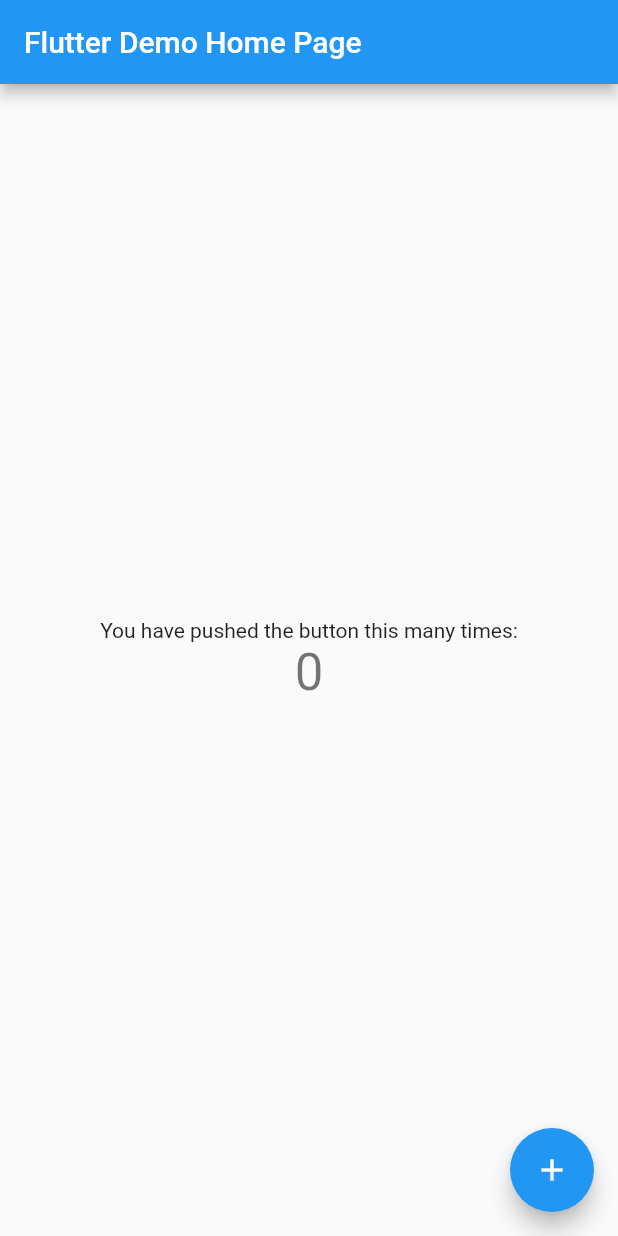
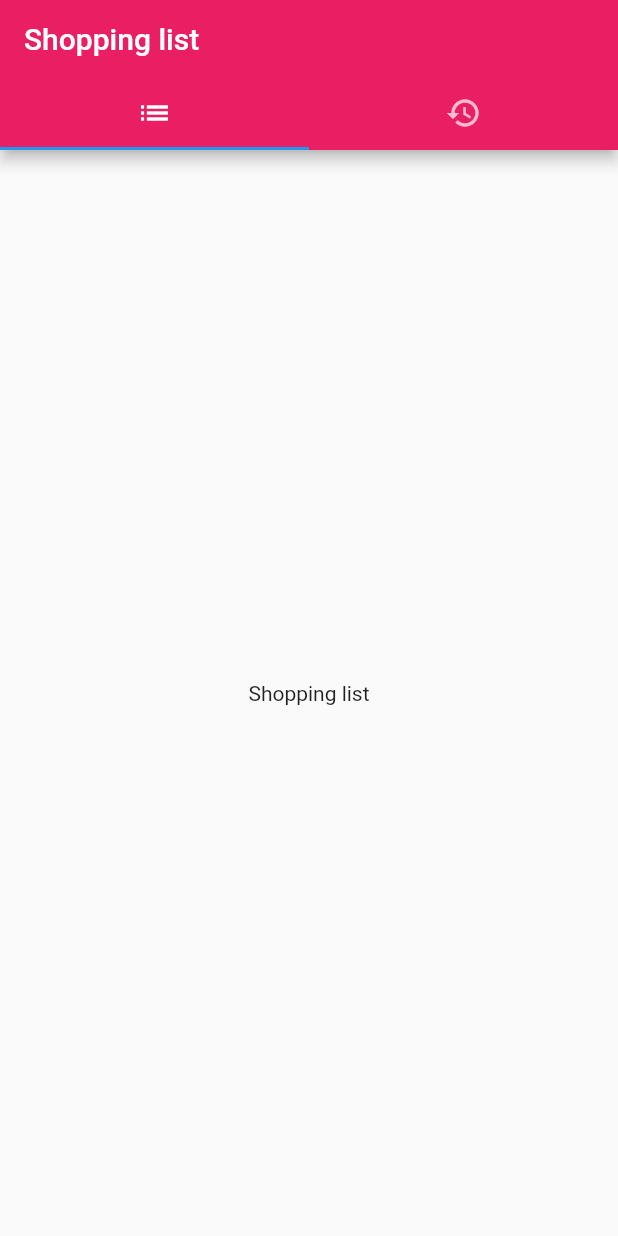
Before and after one commit to siretjorro/shopping-list-app, a Flutter app: the screen it shows after launch, on a phone screen of 412 x 824 dp. Run offline on Flutter 3.47's test engine with Material 2 defaults, Android fonts, the phone set to English and light mode, and no system bars.

```diff
--- a/lib/main.dart
+++ b/lib/main.dart
@@ -1,111 +1,27 @@
 import 'package:flutter/material.dart';
+import 'widgets/shoppinglistappbar.dart';
+import 'screens/archive.dart';
+import 'screens/shoppinglist.dart';
 
 void main() => runApp(MyApp());
 
 class MyApp extends StatelessWidget {
-  // This widget is the root of your application.
   @override
   Widget build(BuildContext context) {
     return MaterialApp(
-      title: 'Flutter Demo',
-      theme: ThemeData(
-        // This is the theme of your application.
-        //
-        // Try running your application with "flutter run". You'll see the
-        // application has a blue toolbar. Then, without quitting the app, try
-        // changing the primarySwatch below to Colors.green and then invoke
-        // "hot reload" (press "r" in the console where you ran "flutter run",
-        // or simply save your changes to "hot reload" in a Flutter IDE).
-        // Notice that the counter didn't reset back to zero; the application
-        // is not restarted.
-        primarySwatch: Colors.blue,
+      title: "Shopping list",
+      home: DefaultTabController(
+        length: 2,
+        child: Scaffold(
+          appBar: ShoppingListAppBar(),
+          body: TabBarView(
+            children: [
+              ShoppingList(),
+              Archive(),
+            ],
+          ),
+        ),
       ),
-      home: MyHomePage(title: 'Flutter Demo Home Page'),
     );
   }
 }
-
-class MyHomePage extends StatefulWidget {
-  MyHomePage({Key key, this.title}) : super(key: key);
-
-  // This widget is the home page of your application. It is stateful, meaning
-  // that it has a State object (defined below) that contains fields that affect
-  // how it looks.
-
-  // This class is the configuration for the state. It holds the values (in this
-  // case the title) provided by the parent (in this case the App widget) and
-  // used by the build method of the State. Fields in a Widget subclass are
-  // always marked "final".
-
-  final String title;
-
-  @override
-  _MyHomePageState createState() => _MyHomePageState();
-}
-
-class _MyHomePageState extends State<MyHomePage> {
-  int _counter = 0;
-
-  void _incrementCounter() {
-    setState(() {
-      // This call to setState tells the Flutter framework that something has
-      // changed in this State, which causes it to rerun the build method below
-      // so that the display can reflect the updated values. If we changed
-      // _counter without calling setState(), then the build method would not be
-      // called again, and so nothing would appear to happen.
-      _counter++;
-    });
-  }
-
-  @override
-  Widget build(BuildContext context) {
-    // This method is rerun every time setState is called, for instance as done
-    // by the _incrementCounter method above.
-    //
-    // The Flutter framework has been optimized to make rerunning build methods
-    // fast, so that you can just rebuild anything that needs updating rather
-    // than having to individually change instances of widgets.
-    return Scaffold(
-      appBar: AppBar(
-        // Here we take the value from the MyHomePage object that was created by
-        // the App.build method, and use it to set our appbar title.
-        title: Text(widget.title),
-      ),
-      body: Center(
-        // Center is a layout widget. It takes a single child and positions it
-        // in the middle of the parent.
-        child: Column(
-          // Column is also a layout widget. It takes a list of children and
-          // arranges them vertically. By default, it sizes itself to fit its
-          // children horizontally, and tries to be as tall as its parent.
-          //
-          // Invoke "debug painting" (press "p" in the console, choose the
-          // "Toggle Debug Paint" action from the Flutter Inspector in Android
-          // Studio, or the "Toggle Debug Paint" command in Visual Studio Code)
-          // to see the wireframe for each widget.
-          //
-          // Column has various properties to control how it sizes itself and
-          // how it positions its children. Here we use mainAxisAlignment to
-          // center the children vertically; the main axis here is the vertical
-          // axis because Columns are vertical (the cross axis would be
-          // horizontal).
-          mainAxisAlignment: MainAxisAlignment.center,
-          children: <Widget>[
-            Text(
-              'You have pushed the button this many times:',
-            ),
-            Text(
-              '$_counter',
-              style: Theme.of(context).textTheme.display1,
-            ),
-          ],
-        ),
-      ),
-      floatingActionButton: FloatingActionButton(
-        onPressed: _incrementCounter,
-        tooltip: 'Increment',
-        child: Icon(Icons.add),
-      ), // This trailing comma makes auto-formatting nicer for build methods.
-    );
-  }
-}
--- /dev/null
+++ b/lib/screens/archive.dart
@@ -0,0 +1,15 @@
+import 'package:flutter/material.dart';
+
+class Archive extends StatefulWidget {
+    @override
+  ArchiveState createState() => ArchiveState();
+}
+
+class ArchiveState extends State<Archive> {
+  @override
+  Widget build(BuildContext context) {
+    return Center(
+      child: Text("Archive"),
+    );
+  }
+}
--- /dev/null
+++ b/lib/screens/shoppinglist.dart
@@ -0,0 +1,15 @@
+import 'package:flutter/material.dart';
+
+class ShoppingList extends StatefulWidget {
+    @override
+  ShoppingListState createState() => ShoppingListState();
+}
+
+class ShoppingListState extends State<ShoppingList> {
+  @override
+  Widget build(BuildContext context) {
+    return Center(
+      child: Text("Shopping list"),
+    );
+  }
+}
--- /dev/null
+++ b/lib/widgets/shoppinglistappbar.dart
@@ -0,0 +1,20 @@
+import 'package:flutter/material.dart';
+
+class ShoppingListAppBar extends StatelessWidget with PreferredSizeWidget {
+  @override
+  Widget build(BuildContext context) {
+    return AppBar(
+      bottom: TabBar(
+        tabs: [
+          Tab(icon: Icon(Icons.list)),
+          Tab(icon: Icon(Icons.history)),
+        ],
+      ),
+      title: Text("Shopping list"),
+      backgroundColor: Colors.pink,
+    );
+  }
+
+  @override
+  Size get preferredSize => Size.fromHeight(100);
+}
```
